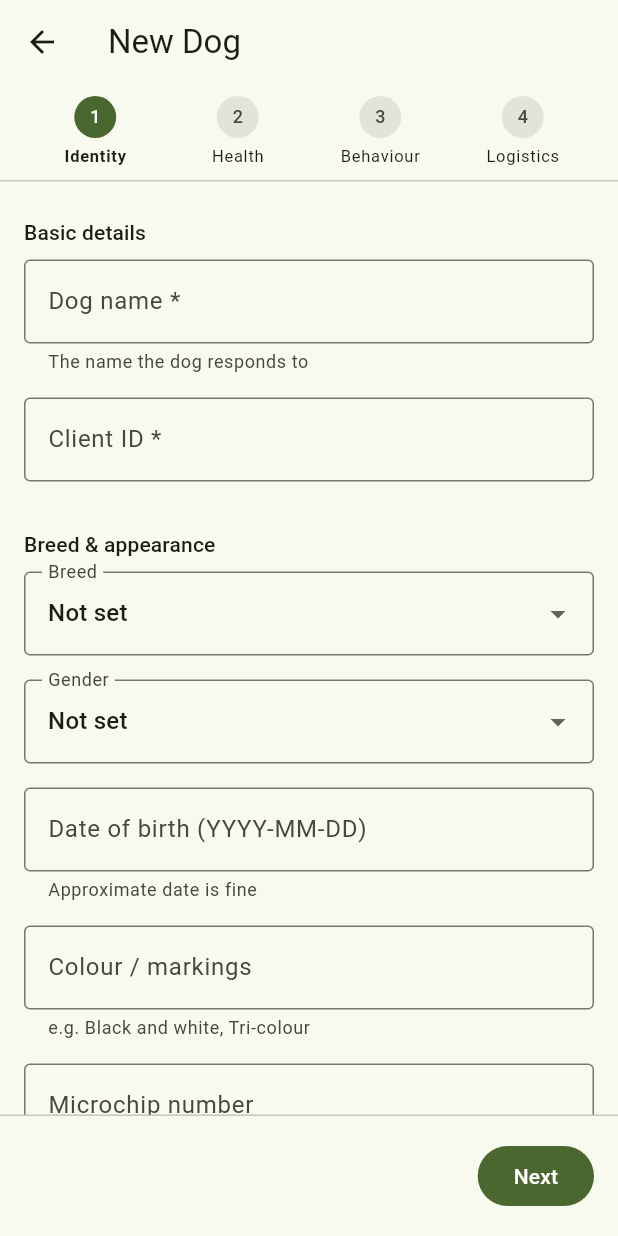
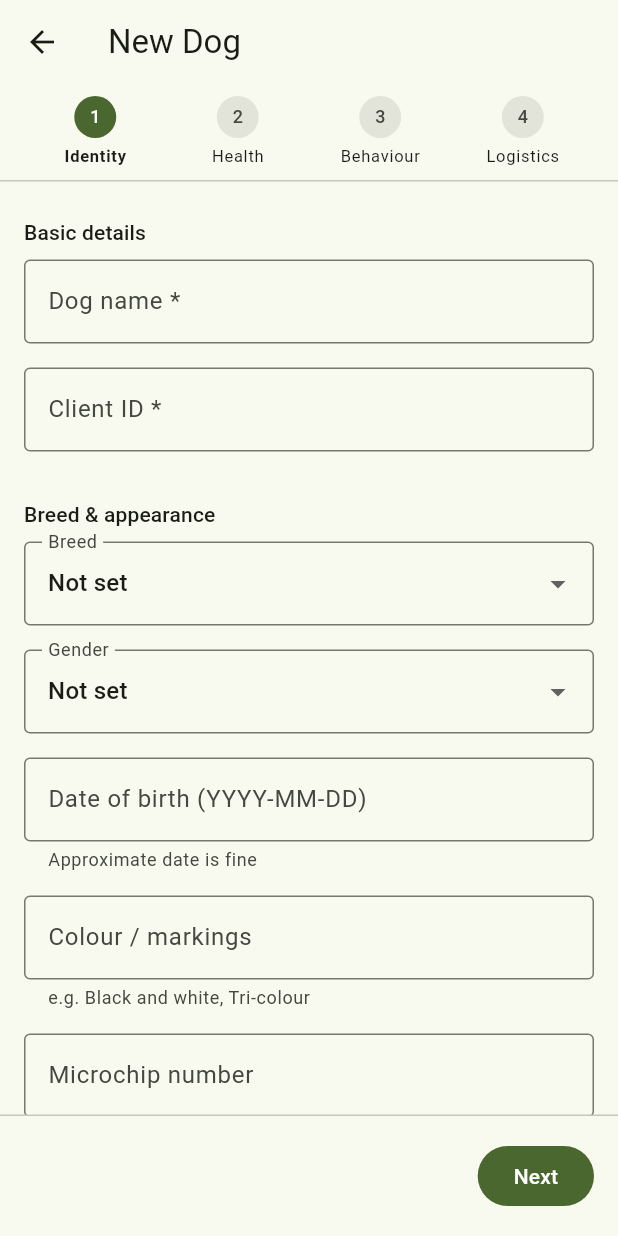
Before and after one commit to nathcymru/CiCwtch, a Flutter app: the DogFormScreen screen opened directly with empty values, on a phone screen of 412 x 824 dp. Run offline on Flutter 3.47's test engine with Material 3 defaults, Android fonts, the phone set to English and light mode, and no system bars; our stand-ins replace image_picker; network calls fail.

Commit message:
fix: address code review feedback — clean test data, remove redundant helper text
Co-authored-by: nathcymru <215105778+nathcymru@users.noreply.github.com>

```diff
--- a/flutter/lib/features/dogs/presentation/dog_form_screen.dart
+++ b/flutter/lib/features/dogs/presentation/dog_form_screen.dart
@@ -341,7 +341,6 @@ class _DogFormScreenState extends State<DogFormScreen> {
             decoration: const InputDecoration(
               labelText: 'Dog name *',
               border: OutlineInputBorder(),
-              helperText: 'The name the dog responds to',
             ),
             validator: (v) => (v == null || v.trim().isEmpty)
                 ? 'Dog name is required'
```
Also changed, not shown: 1 other file.
